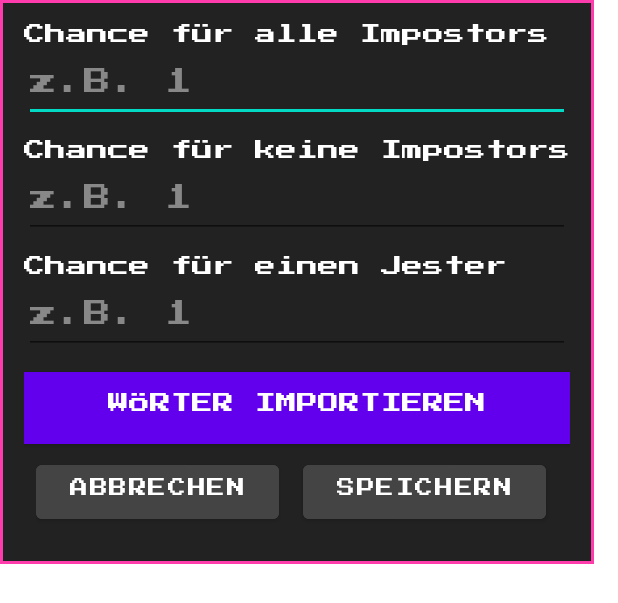
After one commit to icedpotat/Impostata, an Android app: the layout dialog_settings.xml on its own in the app's theme, with its tools: preview values and no code run, on a phone screen of 412 x 824 dp. The commit adds this screen. Shown: the top 603 px of the screen. Run offline under Robolectric (Android 15) with nearby library versions, the phone set to English and light mode, and no system bars.

Commit message:
Jester available

```diff
--- a/app/build.gradle.kts
+++ b/app/build.gradle.kts
@@ -46,5 +46,4 @@ dependencies {
     implementation(libs.androidx.room.runtime.android)
     testImplementation(libs.junit)
     androidTestImplementation(libs.androidx.junit)
-    androidTestImplementation(libs.androidx.espresso.core)
 }
--- a/app/src/main/java/ch/spitalstsag/impostata/model/Player.kt
+++ b/app/src/main/java/ch/spitalstsag/impostata/model/Player.kt
@@ -7,5 +7,5 @@ data class Player(
 )
 
 enum class Role {
-    CREW, UNDERCOVER, IMPOSTOR, EJECTED
+    CREW, UNDERCOVER, IMPOSTOR, JESTER, EJECTED
 }
--- /dev/null
+++ b/app/src/main/res/layout/dialog_settings.xml
@@ -0,0 +1,75 @@
+<?xml version="1.0" encoding="utf-8"?>
+<LinearLayout
+    xmlns:android="http://schemas.android.com/apk/res/android"
+    android:layout_width="wrap_content"
+    android:layout_height="wrap_content"
+    android:orientation="vertical"
+    android:padding="16dp"
+    android:background="@drawable/pixel_panel">
+
+    <TextView
+        android:layout_width="wrap_content"
+        android:layout_height="wrap_content"
+        android:text="Chance für alle Impostors"
+        android:textColor="@color/pixel_text"
+        android:fontFamily="@font/pixel_font"
+        android:textSize="14sp"/>
+
+    <EditText
+        android:id="@+id/editChanceAllImpostors"
+        android:layout_width="match_parent"
+        android:layout_height="wrap_content"
+        android:hint="z.B. 1"
+        android:inputType="number"
+        android:textColor="@color/pixel_text"
+        android:textColorHint="#888888"
+        android:fontFamily="@font/pixel_font"/>
+
+    <TextView
+        android:layout_width="wrap_content"
+        android:layout_height="wrap_content"
+        android:text="Chance für keine Impostors"
+        android:textColor="@color/pixel_text"
+        android:fontFamily="@font/pixel_font"
+        android:layout_marginTop="12dp"
+        android:textSize="14sp"/>
+
+    <EditText
+        android:id="@+id/editChanceNoImpostors"
+        android:layout_width="match_parent"
+        android:layout_height="wrap_content"
+        android:hint="z.B. 1"
+        android:inputType="number"
+        android:textColor="@color/pixel_text"
+        android:textColorHint="#888888"
+        android:fontFamily="@font/pixel_font"/>
+
+    <TextView
+        android:layout_width="wrap_content"
+        android:layout_height="wrap_content"
+        android:text="Chance für einen Jester"
+        android:textColor="@color/pixel_text"
+        android:fontFamily="@font/pixel_font"
+        android:layout_marginTop="12dp"
+        android:textSize="14sp"/>
+
+    <EditText
+        android:id="@+id/editChanceJester"
+        android:layout_width="match_parent"
+        android:layout_height="wrap_content"
+        android:hint="z.B. 1"
+        android:inputType="number"
+        android:textColor="@color/pixel_text"
+        android:textColorHint="#888888"
+        android:fontFamily="@font/pixel_font"/>
+
+    <Button
+        android:id="@+id/btnImportWords"
+        android:layout_width="match_parent"
+        android:layout_height="wrap_content"
+        android:text="Wörter importieren"
+        style="@style/PixelButton"
+        android:layout_marginTop="12dp"/>
+
+    <include layout="@layout/dialog_buttons_horizontal"/>
+</LinearLayout>
```
Also changed, not shown: app/src/main/java/ch/spitalstsag/impostata/GameFragment.kt (+70 -11 lines), app/src/main/java/ch/spitalstsag/impostata/GameLogic.kt (+30 -11 lines), app/src/main/res/drawable/ic_settings.xml (added, +33 -0 lines), app/src/main/res/layout/fragment_game.xml (+11 -8 lines).
